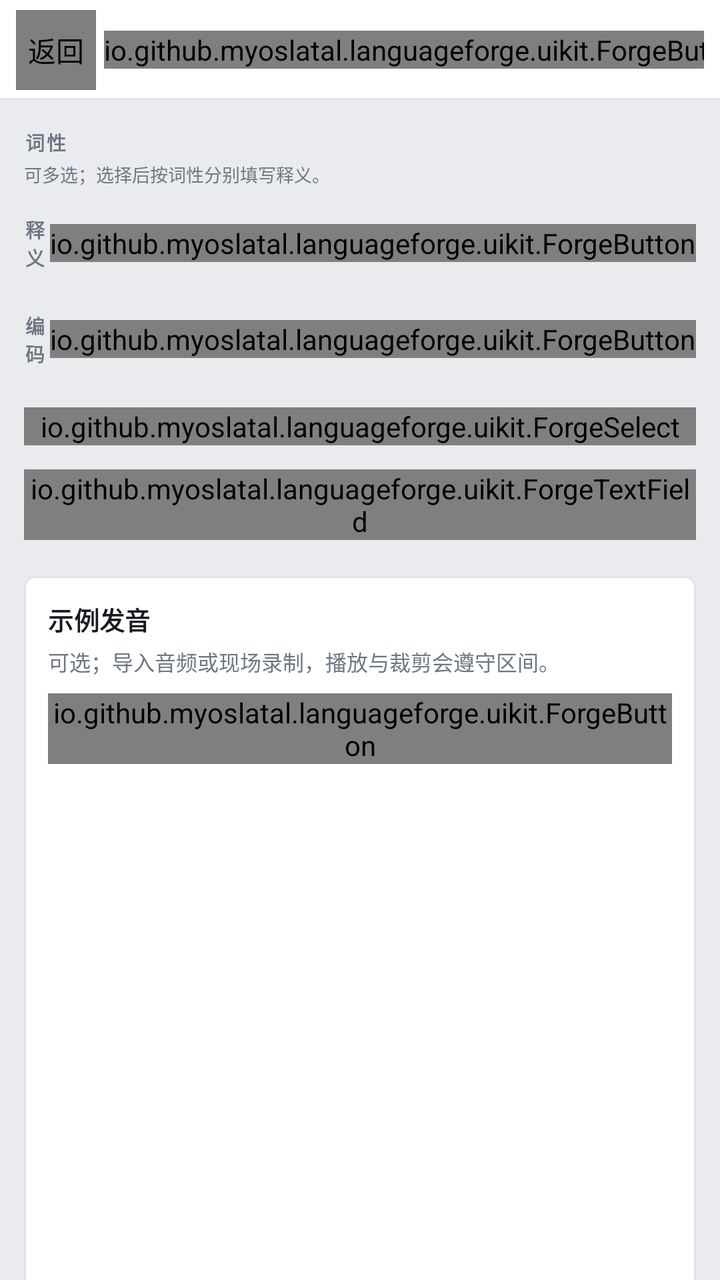
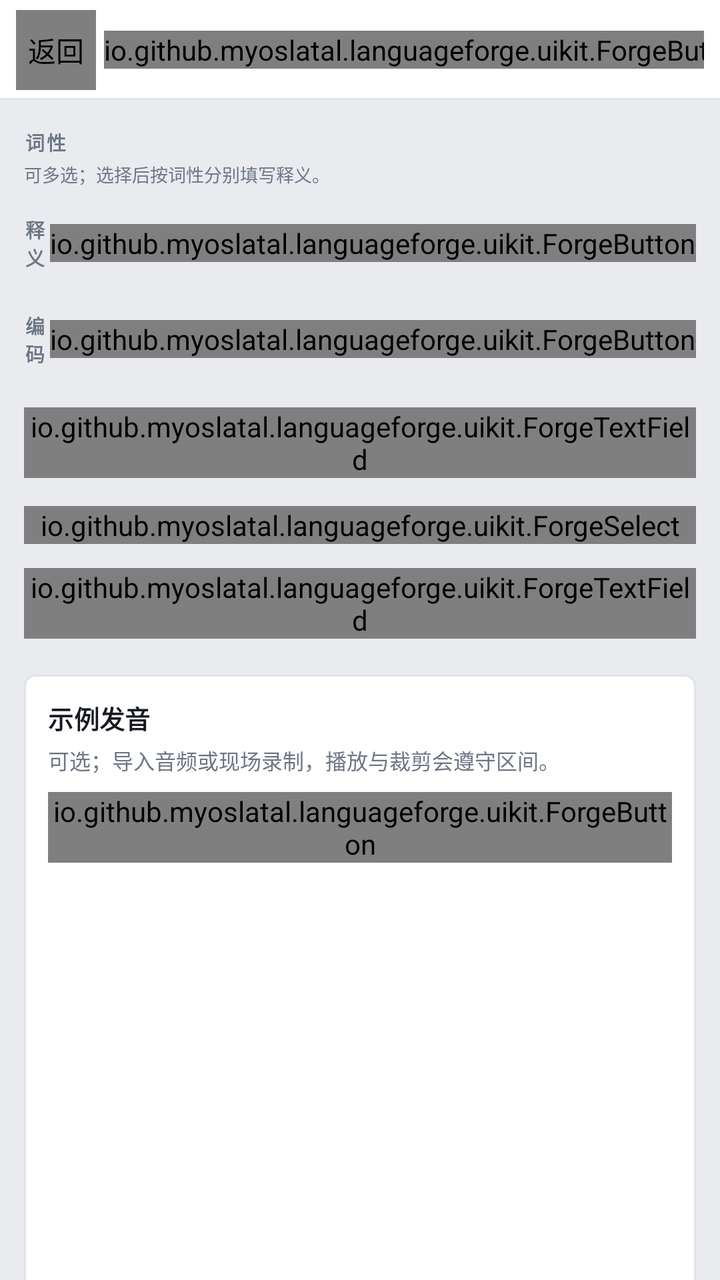

The first picture is an Android layout as it rendered before a commit; the second is the same layout after the commit. The layout source and the unified diff follow.
<!-- AndroidManifest.xml: application theme Theme.NostongueForge -->
<!-- res/layout/activity_vocabulary_editor.xml -->
<?xml version="1.0" encoding="utf-8"?>
<LinearLayout xmlns:android="http://schemas.android.com/apk/res/android"
    xmlns:app="http://schemas.android.com/apk/res-auto"
    android:id="@+id/vocab_editor_root"
    android:layout_width="match_parent"
    android:layout_height="match_parent"
    android:background="@color/forge_bg"
    android:orientation="vertical">

    <LinearLayout
        android:id="@+id/vocab_editor_topbar"
        android:layout_width="match_parent"
        android:layout_height="wrap_content"
        android:background="@drawable/forge_bg_topbar"
        android:orientation="vertical">

        <LinearLayout
            android:id="@+id/vocab_editor_topbar_row"
            android:layout_width="match_parent"
            android:layout_height="50dp"
            android:gravity="center_vertical"
            android:orientation="horizontal"
            android:paddingStart="8dp"
            android:paddingEnd="8dp">

            <io.github.myoslatal.languageforge.uikit.ForgeButton
                android:id="@+id/btn_vocab_back"
                android:layout_width="40dp"
                android:layout_height="40dp"
                android:contentDescription="返回"
                app:forgeIcon="@drawable/forge_ic_back"
                app:forgeVariant="ghost" />

            <TextView
                android:id="@+id/vocab_editor_title"
                style="@style/Forge.Text.Brand"
                android:layout_width="0dp"
                android:layout_height="wrap_content"
                android:layout_marginStart="4dp"
                android:layout_weight="1"
                android:includeFontPadding="false"
                android:maxLines="1"
                android:text="新建词汇" />

            <io.github.myoslatal.languageforge.uikit.ForgeButton
                android:id="@+id/btn_vocab_save"
                android:layout_width="wrap_content"
                android:layout_height="wrap_content"
                android:text="保存"
                app:forgeVariant="primary" />
        </LinearLayout>
    </LinearLayout>

    <ScrollView
        android:id="@+id/vocab_editor_scroll"
        android:layout_width="match_parent"
        android:layout_height="0dp"
        android:layout_weight="1"
        android:clipToPadding="true"
        android:fillViewport="false"
        android:overScrollMode="ifContentScrolls"
        android:scrollbars="none">

        <LinearLayout
            android:id="@+id/vocab_editor_content"
            android:layout_width="match_parent"
            android:layout_height="wrap_content"
            android:orientation="vertical"
            android:paddingStart="12dp"
            android:paddingTop="14dp"
            android:paddingEnd="12dp"
            android:paddingBottom="24dp">

            <LinearLayout
                android:id="@+id/pos_section"
                android:layout_width="match_parent"
                android:layout_height="wrap_content"
                android:orientation="vertical">

                <TextView
                    style="@style/Forge.Text.SectionTitle"
                    android:layout_width="match_parent"
                    android:layout_height="wrap_content"
                    android:text="词性" />

                <TextView
                    android:id="@+id/pos_hint"
                    style="@style/Forge.Text.Tiny"
                    android:layout_width="match_parent"
                    android:layout_height="wrap_content"
                    android:layout_marginTop="2dp"
                    android:text="可多选；选择后按词性分别填写释义。" />

                <LinearLayout
                    android:id="@+id/pos_options"
                    android:layout_width="match_parent"
                    android:layout_height="wrap_content"
                    android:layout_marginTop="2dp"
                    android:orientation="vertical" />
            </LinearLayout>

            <LinearLayout
                android:id="@+id/meanings_header"
                android:layout_width="match_parent"
                android:layout_height="wrap_content"
                android:layout_marginTop="12dp"
                android:gravity="center_vertical"
                android:orientation="horizontal">

                <TextView
                    style="@style/Forge.Text.SectionTitle"
                    android:layout_width="0dp"
                    android:layout_height="wrap_content"
                    android:layout_weight="1"
                    android:text="释义" />

                <io.github.myoslatal.languageforge.uikit.ForgeButton
                    android:id="@+id/btn_add_meaning"
                    android:layout_width="wrap_content"
                    android:layout_height="wrap_content"
                    android:text="＋ 添加"
                    android:textSize="11sp"
                    app:forgeVariant="ghost" />
            </LinearLayout>

            <LinearLayout
                android:id="@+id/meanings_container"
                android:layout_width="match_parent"
                android:layout_height="wrap_content"
                android:layout_marginTop="6dp"
                android:orientation="vertical" />

            <LinearLayout
                android:layout_width="match_parent"
                android:layout_height="wrap_content"
                android:layout_marginTop="14dp"
                android:gravity="center_vertical"
                android:orientation="horizontal">

                <TextView
                    style="@style/Forge.Text.SectionTitle"
                    android:layout_width="0dp"
                    android:layout_height="wrap_content"
                    android:layout_weight="1"
                    android:text="编码" />

                <io.github.myoslatal.languageforge.uikit.ForgeButton
                    android:id="@+id/btn_add_code"
                    android:layout_width="wrap_content"
                    android:layout_height="wrap_content"
                    android:text="＋ 添加"
                    android:textSize="11sp"
                    app:forgeVariant="ghost" />
            </LinearLayout>

            <LinearLayout
                android:id="@+id/codes_container"
                android:layout_width="match_parent"
                android:layout_height="wrap_content"
                android:layout_marginTop="6dp"
                android:orientation="vertical" />

            <io.github.myoslatal.languageforge.uikit.ForgeSelect
                android:id="@+id/vocab_type"
                android:layout_width="match_parent"
                android:layout_height="wrap_content"
                android:layout_marginTop="14dp"
                app:forgeLabel="类型" />

            <LinearLayout
                android:id="@+id/text_container"
                android:layout_width="match_parent"
                android:layout_height="wrap_content"
                android:layout_marginTop="12dp"
                android:orientation="vertical">

                <io.github.myoslatal.languageforge.uikit.ForgeTextField
                    android:id="@+id/vocab_text"
                    android:layout_width="match_parent"
                    android:layout_height="wrap_content"
                    app:forgeLabel="文本词语"
                    app:forgeHint="例如：apple" />
            </LinearLayout>

            <LinearLayout
                android:id="@+id/unicode_container"
                android:layout_width="match_parent"
                android:layout_height="wrap_content"
                android:layout_marginTop="12dp"
                android:orientation="vertical"
                android:visibility="gone">

                <LinearLayout
                    android:layout_width="match_parent"
                    android:layout_height="wrap_content"
                    android:gravity="center_vertical"
                    android:orientation="horizontal">

                    <TextView
                        style="@style/Forge.Text.SectionTitle"
                        android:layout_width="0dp"
                        android:layout_height="wrap_content"
                        android:layout_weight="1"
                        android:text="Unicode 码点" />

                    <io.github.myoslatal.languageforge.uikit.ForgeButton
                        android:id="@+id/btn_add_codepoint"
                        android:layout_width="wrap_content"
                        android:layout_height="wrap_content"
                        android:text="＋ 添加"
                        android:textSize="11sp"
                        app:forgeVariant="ghost" />
                </LinearLayout>

                <LinearLayout
                    android:id="@+id/codepoints_container"
                    android:layout_width="match_parent"
                    android:layout_height="wrap_content"
                    android:layout_marginTop="6dp"
                    android:orientation="vertical" />

                <TextView
                    android:id="@+id/unicode_preview"
                    style="@style/Forge.Text.Hint"
                    android:layout_width="match_parent"
                    android:layout_height="wrap_content"
                    android:layout_marginTop="6dp"
                    android:text="预览：—" />
            </LinearLayout>

            <LinearLayout
                android:id="@+id/combo_container"
                android:layout_width="match_parent"
                android:layout_height="wrap_content"
                android:layout_marginTop="12dp"
                android:orientation="vertical"
                android:visibility="gone">

                <LinearLayout
                    android:layout_width="match_parent"
                    android:layout_height="wrap_content"
                    android:gravity="center_vertical"
                    android:orientation="horizontal">

                    <TextView
                        style="@style/Forge.Text.SectionTitle"
                        android:layout_width="0dp"
                        android:layout_height="wrap_content"
                        android:layout_weight="1"
                        android:text="组合部分" />

                    <io.github.myoslatal.languageforge.uikit.ForgeButton
                        android:id="@+id/btn_pick_parts"
                        android:layout_width="wrap_content"
                        android:layout_height="wrap_content"
                        android:text="选择词汇"
                        android:textSize="11sp"
                        app:forgeVariant="default" />
                </LinearLayout>

                <LinearLayout
                    android:id="@+id/combo_selected"
                    android:layout_width="match_parent"
                    android:layout_height="wrap_content"
                    android:layout_marginTop="6dp"
                    android:orientation="vertical" />

                <TextView
                    android:id="@+id/combo_preview"
                    style="@style/Forge.Text.Hint"
                    android:layout_width="match_parent"
                    android:layout_height="wrap_content"
                    android:layout_marginTop="6dp"
                    android:text="已选 0 个部分（至少 2 个）" />
            </LinearLayout>

            <LinearLayout
                android:id="@+id/image_container"
                android:layout_width="match_parent"
                android:layout_height="wrap_content"
                android:layout_marginTop="12dp"
                android:background="@drawable/forge_bg_card"
                android:orientation="vertical"
                android:padding="12dp"
                android:visibility="gone">

                <TextView
                    android:id="@+id/image_hint"
                    style="@style/Forge.Text.Hint"
                    android:layout_width="match_parent"
                    android:layout_height="wrap_content"
                    android:text="导入图片或手绘文字；图片会保存为项目资源。" />

                <LinearLayout
                    android:id="@+id/image_empty_actions"
                    android:layout_width="match_parent"
                    android:layout_height="wrap_content"
                    android:layout_marginTop="8dp"
                    android:orientation="horizontal">

                    <io.github.myoslatal.languageforge.uikit.ForgeButton
                        android:id="@+id/btn_import_image"
                        android:layout_width="wrap_content"
                        android:layout_height="wrap_content"
                        android:text="导入图片"
                        android:textSize="11sp"
                        app:forgeVariant="default" />

                    <io.github.myoslatal.languageforge.uikit.ForgeButton
                        android:id="@+id/btn_draw_image"
                        android:layout_width="wrap_content"
                        android:layout_height="wrap_content"
                        android:layout_marginStart="6dp"
                        android:text="手绘文字"
                        android:textSize="11sp"
                        app:forgeVariant="default" />
                </LinearLayout>

                <LinearLayout
                    android:id="@+id/image_preview_box"
                    android:layout_width="match_parent"
                    android:layout_height="wrap_content"
                    android:orientation="vertical"
                    android:visibility="gone">

                    <ImageView
                        android:id="@+id/image_preview"
                        android:layout_width="match_parent"
                        android:layout_height="180dp"
                        android:layout_marginTop="8dp"
                        android:background="@color/forge_panel2"
                        android:contentDescription="自定义文字预览"
                        android:scaleType="fitCenter" />

                    <TextView
                        android:id="@+id/image_size"
                        style="@style/Forge.Text.Tiny"
                        android:layout_width="match_parent"
                        android:layout_height="wrap_content"
                        android:layout_marginTop="4dp"
                        android:text="0 × 0 px" />

                    <LinearLayout
                        android:layout_width="match_parent"
                        android:layout_height="wrap_content"
                        android:layout_marginTop="8dp"
                        android:orientation="horizontal">

                        <io.github.myoslatal.languageforge.uikit.ForgeButton
                            android:id="@+id/btn_reimport_image"
                            android:layout_width="wrap_content"
                            android:layout_height="wrap_content"
                            android:text="重新导入"
                            android:textSize="11sp"
                            app:forgeVariant="ghost" />

                        <io.github.myoslatal.languageforge.uikit.ForgeButton
                            android:id="@+id/btn_redraw_image"
                            android:layout_width="wrap_content"
                            android:layout_height="wrap_content"
                            android:layout_marginStart="4dp"
                            android:text="重新绘制"
                            android:textSize="11sp"
                            app:forgeVariant="ghost" />

                        <io.github.myoslatal.languageforge.uikit.ForgeButton
                            android:id="@+id/btn_remove_image"
                            android:layout_width="wrap_content"
                            android:layout_height="wrap_content"
                            android:layout_marginStart="4dp"
                            android:text="移除"
                            android:textSize="11sp"
                            app:forgeVariant="ghost" />
                    </LinearLayout>
                </LinearLayout>
            </LinearLayout>

            <LinearLayout
                android:id="@+id/audio_container"
                android:layout_width="match_parent"
                android:layout_height="wrap_content"
                android:layout_marginTop="18dp"
                android:background="@drawable/forge_bg_card"
                android:orientation="vertical"
                android:padding="12dp">

                <TextView
                    style="@style/Forge.Text.Brand"
                    android:layout_width="match_parent"
                    android:layout_height="wrap_content"
                    android:text="示例发音" />

                <TextView
                    android:id="@+id/audio_hint"
                    style="@style/Forge.Text.Hint"
                    android:layout_width="match_parent"
                    android:layout_height="wrap_content"
                    android:layout_marginTop="4dp"
                    android:text="可选；导入音频或现场录制，播放与裁剪会遵守区间。" />

                <LinearLayout
                    android:id="@+id/audio_empty_actions"
                    android:layout_width="match_parent"
                    android:layout_height="wrap_content"
                    android:layout_marginTop="8dp"
                    android:orientation="horizontal">

                    <io.github.myoslatal.languageforge.uikit.ForgeButton
                        android:id="@+id/btn_import_audio"
                        android:layout_width="wrap_content"
                        android:layout_height="wrap_content"
                        android:text="导入音频"
                        android:textSize="11sp"
                        app:forgeVariant="default" />

                    <io.github.myoslatal.languageforge.uikit.ForgeButton
                        android:id="@+id/btn_record_audio"
                        android:layout_width="wrap_content"
                        android:layout_height="wrap_content"
                        android:layout_marginStart="6dp"
                        android:text="录制音频"
                        android:textSize="11sp"
                        app:forgeVariant="default" />
                </LinearLayout>

                <LinearLayout
                    android:id="@+id/audio_ready_box"
                    android:layout_width="match_parent"
                    android:layout_height="wrap_content"
                    android:orientation="vertical"
                    android:visibility="gone">

                    <TextView
                        android:id="@+id/audio_name"
                        style="@style/Forge.Text.Tiny"
                        android:layout_width="match_parent"
                        android:layout_height="wrap_content"
                        android:layout_marginTop="6dp"
                        android:text="audio.m4a" />

                    <TextView
                        android:id="@+id/audio_duration"
                        style="@style/Forge.Text.Hint"
                        android:layout_width="match_parent"
                        android:layout_height="wrap_content"
                        android:layout_marginTop="2dp"
                        android:text="时长：0.0s" />

                    <LinearLayout
                        android:layout_width="match_parent"
                        android:layout_height="wrap_content"
                        android:layout_marginTop="6dp"
                        android:orientation="horizontal">

                        <io.github.myoslatal.languageforge.uikit.ForgeButton
                            android:id="@+id/btn_play_audio"
                            android:layout_width="wrap_content"
                            android:layout_height="wrap_content"
                            android:text="播放"
                            android:textSize="11sp"
                            app:forgeVariant="on" />

                        <io.github.myoslatal.languageforge.uikit.ForgeButton
                            android:id="@+id/btn_remove_audio"
                            android:layout_width="wrap_content"
                            android:layout_height="wrap_content"
                            android:layout_marginStart="4dp"
                            android:text="移除"
                            android:textSize="11sp"
                            app:forgeVariant="ghost" />

                        <io.github.myoslatal.languageforge.uikit.ForgeButton
                            android:id="@+id/btn_reimport_audio"
                            android:layout_width="wrap_content"
                            android:layout_height="wrap_content"
                            android:layout_marginStart="4dp"
                            android:text="重新导入"
                            android:textSize="11sp"
                            app:forgeVariant="ghost" />

                        <io.github.myoslatal.languageforge.uikit.ForgeButton
                            android:id="@+id/btn_rerecord_audio"
                            android:layout_width="wrap_content"
                            android:layout_height="wrap_content"
                            android:layout_marginStart="4dp"
                            android:text="重录"
                            android:textSize="11sp"
                            app:forgeVariant="ghost" />
                    </LinearLayout>

                    <LinearLayout
                        android:id="@+id/audio_trim_box"
                        android:layout_width="match_parent"
                        android:layout_height="wrap_content"
                        android:layout_marginTop="8dp"
                        android:orientation="vertical">

                        <TextView
                            android:id="@+id/audio_start_label"
                            style="@style/Forge.Text.Tiny"
                            android:layout_width="match_parent"
                            android:layout_height="wrap_content"
                            android:text="开始：0.0s" />

                        <SeekBar
                            android:id="@+id/audio_start_seek"
                            android:layout_width="match_parent"
                            android:layout_height="wrap_content"
                            android:max="1000"
                            android:progress="0" />

                        <TextView
                            android:id="@+id/audio_end_label"
                            style="@style/Forge.Text.Tiny"
                            android:layout_width="match_parent"
                            android:layout_height="wrap_content"
                            android:text="结束：0.0s" />

                        <SeekBar
                            android:id="@+id/audio_end_seek"
                            android:layout_width="match_parent"
                            android:layout_height="wrap_content"
                            android:max="1000"
                            android:progress="1000" />

                        <TextView
                            android:id="@+id/audio_range_text"
                            style="@style/Forge.Text.Hint"
                            android:layout_width="match_parent"
                            android:layout_height="wrap_content"
                            android:text="区间：0.0 – 0.0s / 0.0s" />

                        <io.github.myoslatal.languageforge.uikit.ForgeButton
                            android:id="@+id/btn_preview_audio"
                            android:layout_width="wrap_content"
                            android:layout_height="wrap_content"
                            android:layout_marginTop="4dp"
                            android:text="试听裁剪"
                            android:textSize="11sp"
                            app:forgeVariant="ghost" />
                    </LinearLayout>
                </LinearLayout>
            </LinearLayout>
        </LinearLayout>
    </ScrollView>
</LinearLayout>
<!-- resources referenced by this layout -->
<resources>
  <color name="forge_bg">#E9EBEF</color>
  <color name="forge_panel2">#F6F7F9</color>
  <!-- drawable forge_bg_card (drawable) -->
  <?xml version="1.0" encoding="utf-8"?>
  <shape xmlns:android="http://schemas.android.com/apk/res/android" android:shape="rectangle">
      <solid android:color="@color/forge_panel" />
      <stroke android:width="1dp" android:color="@color/forge_line" />
      <corners android:radius="@dimen/forge_radius" />
  </shape>
  <!-- drawable forge_bg_topbar (drawable) -->
  <?xml version="1.0" encoding="utf-8"?>
  <layer-list xmlns:android="http://schemas.android.com/apk/res/android">
      <item><shape android:shape="rectangle"><solid android:color="@color/forge_panel" /></shape></item>
      <item android:gravity="bottom" android:height="1dp"><shape android:shape="rectangle"><solid android:color="@color/forge_line" /></shape></item>
  </layer-list>
  <!-- drawable forge_ic_back (drawable) -->
  <?xml version="1.0" encoding="utf-8"?>
  <vector xmlns:android="http://schemas.android.com/apk/res/android"
      android:width="24dp" android:height="24dp"
      android:viewportWidth="24" android:viewportHeight="24">
      <path android:pathData="M15,5 L8,12 L15,19"
          android:strokeColor="@color/forge_muted" android:strokeWidth="1.7"
          android:strokeLineCap="round" android:strokeLineJoin="round"
          android:fillColor="@android:color/transparent" />
  </vector>
  <style name="Forge.Text.Brand" parent="Forge.Text">
          <item name="android:textSize">@dimen/forge_text_brand</item>
          <item name="android:textStyle">bold</item>
          <item name="android:letterSpacing">0.01</item>
          <item name="android:textColor">@color/forge_text</item>
      </style>
  <style name="Forge.Text.Hint" parent="Forge.Text">
          <item name="android:textSize">@dimen/forge_text_hint</item>
          <item name="android:textColor">@color/forge_muted</item>
          <item name="android:lineSpacingMultiplier">1.6</item>
      </style>
  <style name="Forge.Text.SectionTitle" parent="Forge.Text">
          <item name="android:textSize">@dimen/forge_text_section_title</item>
          <item name="android:textStyle">bold</item>
          <item name="android:letterSpacing">0.12</item>
          <item name="android:textAllCaps">true</item>
          <item name="android:textColor">@color/forge_muted</item>
      </style>
  <style name="Forge.Text.Tiny" parent="Forge.Text">
          <item name="android:textSize">@dimen/forge_text_tiny</item>
          <item name="android:textColor">@color/forge_muted</item>
      </style>
  <color name="forge_panel">#FFFFFF</color>
  <color name="forge_line">#DFE3E9</color>
  <dimen name="forge_radius">5dp</dimen>
  <color name="forge_muted">#6D7684</color>
  <style name="Forge.Text" parent="TextAppearance.AppCompat">
          <item name="android:fontFamily">sans-serif</item>
          <item name="android:textSize">@dimen/forge_text_body</item>
          <item name="android:textColor">@color/forge_text</item>
      </style>
  <dimen name="forge_text_brand">12.5sp</dimen>
  <color name="forge_text">#171B21</color>
  <dimen name="forge_text_hint">10.5sp</dimen>
  <dimen name="forge_text_section_title">9.5sp</dimen>
  <dimen name="forge_text_tiny">9sp</dimen>
  <color name="forge_accent">#2F6FEB</color>
  <color name="forge_faint">#9AA3B0</color>
  <dimen name="forge_text_body">12.5sp</dimen>
  <!-- unchanged entries left out for length: 1 -->
</resources>

<!-- the commit's change to res/layout/activity_vocabulary_editor.xml (unified diff, before → after) -->
@@ -160,6 +160,14 @@
                 android:layout_marginTop="6dp"
                 android:orientation="vertical" />
 
+            <io.github.myoslatal.languageforge.uikit.ForgeTextField
+                android:id="@+id/vocab_phonetic"
+                android:layout_width="match_parent"
+                android:layout_height="wrap_content"
+                android:layout_marginTop="14dp"
+                app:forgeLabel="音标"
+                app:forgeHint="例如：/ˈæp.əl/" />
+
             <io.github.myoslatal.languageforge.uikit.ForgeSelect
                 android:id="@+id/vocab_type"
                 android:layout_width="match_parent"
